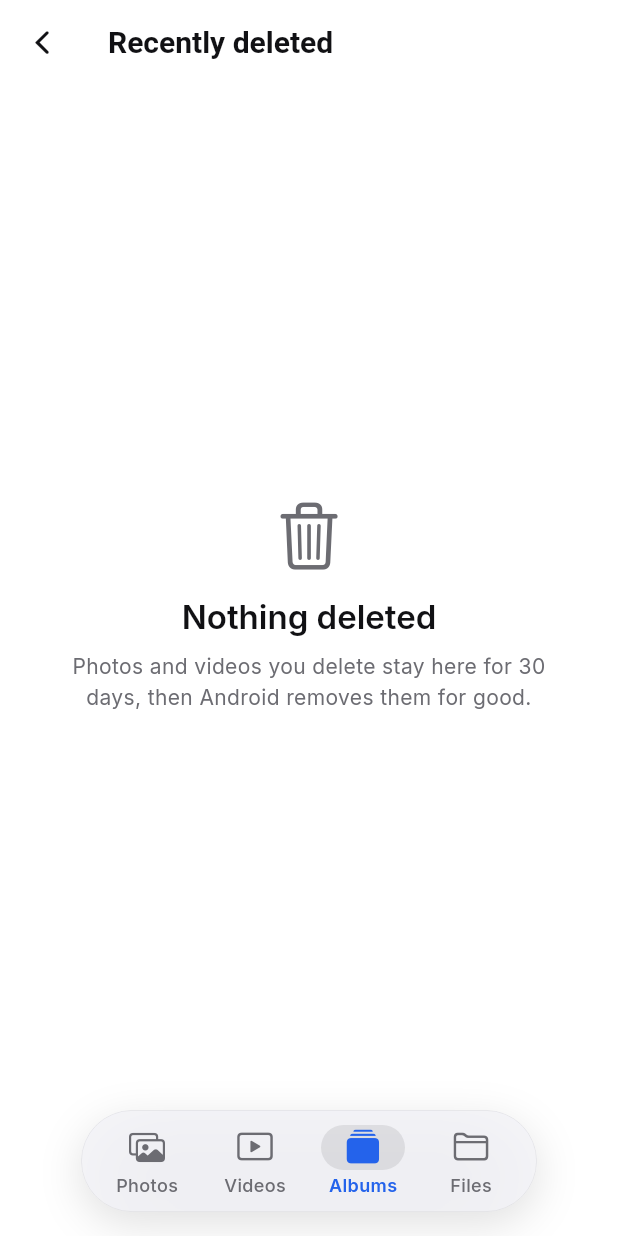
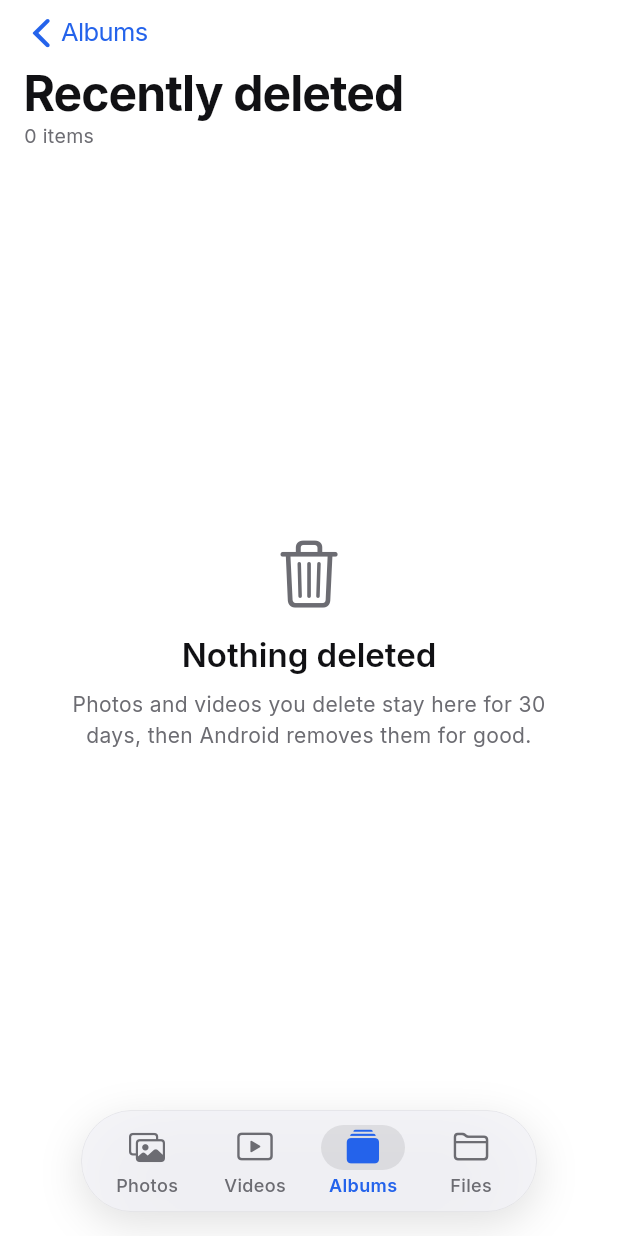
Before and after one commit to MuhaiminRoshaizad/fotos, a Flutter app: the TrashScreen screen opened by its route, on a phone screen of 412 x 824 dp. Run offline on Flutter 3.47's test engine with Material 3 defaults, Android fonts, the phone set to English and light mode, and no system bars; our stand-ins replace extended_image, flutter_riverpod, go_router, share_plus, shared_preferences, skeletonizer and 1 more; missing offline and left inert: photo_manager, photo_manager_image_provider; accounts and stored records are empty; statements that could not run were skipped.

Commit message:
feat(albums): open albums, Favourites and the trash on iOS large titles
Pushed album pages still used Material app bars with icon buttons and a
selection header swapped into the title. Move MediaListScreen, the empty
album and Recently deleted onto LargeTitleScaffold with Flutter's
CupertinoNavigationBarBackButton, a Select capsule, and Select all and
Done while selecting, matching the tabs. The now unused SelectionHeader is
removed; sorting, options and restore work as before.

```diff
--- a/lib/features/albums/presentation/trash_screen.dart
+++ b/lib/features/albums/presentation/trash_screen.dart
@@ -13,6 +13,7 @@ import '../../../core/platform/native_channel.dart';
 import '../../../core/theme/app_tokens.dart';
 import '../../../core/widgets/app_sheet.dart';
 import '../../../core/widgets/empty_state.dart';
+import '../../../core/widgets/large_title_scaffold.dart';
 import '../../../core/widgets/toast.dart';
 import 'albums_providers.dart';
 
@@ -27,37 +28,51 @@ class TrashScreen extends ConsumerWidget {
     final double bottom = AppNavMetrics.clearance(
       MediaQuery.paddingOf(context).bottom,
     );
-    return Scaffold(
-      appBar: AppBar(
-        title: const Text('Recently deleted'),
-        actions: <Widget>[
-          if ((trash.value ?? const <TrashedItem>[]).isNotEmpty)
-            TextButton(
-              onPressed: () => _restore(context, ref, trash.value!),
-              child: const Text('Restore all'),
+    final List<TrashedItem> loaded = trash.value ?? const <TrashedItem>[];
+    return LargeTitleScaffold(
+      title: 'Recently deleted',
+      subtitle: trash.hasValue ? Fmt.count(loaded.length, 'item') : '',
+      leading: const BackBarButton(label: 'Albums'),
+      trailing: <Widget>[
+        if (loaded.isNotEmpty)
+          BarButton.text(
+            label: 'Restore all',
+            onPressed: () => _restore(context, ref, loaded),
           ),
       ],
-      ),
-      body: trash.when(
+      body: (BuildContext context, Widget header) {
+        Widget headed(Widget state) => Column(
+          crossAxisAlignment: CrossAxisAlignment.stretch,
+          children: <Widget>[
+            header,
+            Expanded(child: state),
+          ],
+        );
+        return trash.when(
           skipLoadingOnRefresh: true,
-        loading: () => const GridSkeleton(level: GridLevel.all),
-        error: (_, _) => EmptyState(
+          loading: () => headed(const GridSkeleton(level: GridLevel.all)),
+          error: (_, _) => headed(
+            EmptyState(
               icon: CupertinoIcons.exclamationmark_circle,
               title: 'Couldn\'t read the trash',
               message: 'Android didn\'t return the deleted items.',
               actionLabel: 'Try again',
               onAction: () => ref.invalidate(trashProvider),
             ),
+          ),
           data: (List<TrashedItem> items) => items.isEmpty
-            ? const EmptyState(
+              ? headed(
+                  const EmptyState(
                     icon: CupertinoIcons.trash,
                     title: 'Nothing deleted',
                     message:
-                    'Photos and videos you delete stay here for 30 days, then '
-                    'Android removes them for good.',
+                        'Photos and videos you delete stay here for 30 days, '
+                        'then Android removes them for good.',
+                  ),
                 )
               : CustomScrollView(
                   slivers: <Widget>[
+                    SliverToBoxAdapter(child: header),
                     SliverToBoxAdapter(
                       child: Padding(
                         padding: const EdgeInsets.fromLTRB(
@@ -67,9 +82,12 @@ class TrashScreen extends ConsumerWidget {
                           AppSpacing.md,
                         ),
                         child: Text(
-                        'Android deletes each item for good when its days run out.',
+                          'Android deletes each item for good when its days '
+                          'run out.',
                           style: TextStyle(
-                          color: Theme.of(context).colorScheme.onSurfaceVariant,
+                            color: Theme.of(
+                              context,
+                            ).colorScheme.onSurfaceVariant,
                           ),
                         ),
                       ),
@@ -90,7 +108,8 @@ class TrashScreen extends ConsumerWidget {
                     SliverToBoxAdapter(child: SizedBox(height: bottom)),
                   ],
                 ),
-      ),
+        );
+      },
     );
   }
 
```
Also changed, not shown: lib/core/media/selection_actions.dart (+0 -35 lines), lib/core/widgets/large_title_scaffold.dart (+6 -32 lines), lib/features/albums/presentation/album_screen.dart (+63 -34 lines), lib/features/albums/presentation/empty_album_screen.dart (+17 -8 lines). Lines whose indentation alone changed are shown as unchanged.
